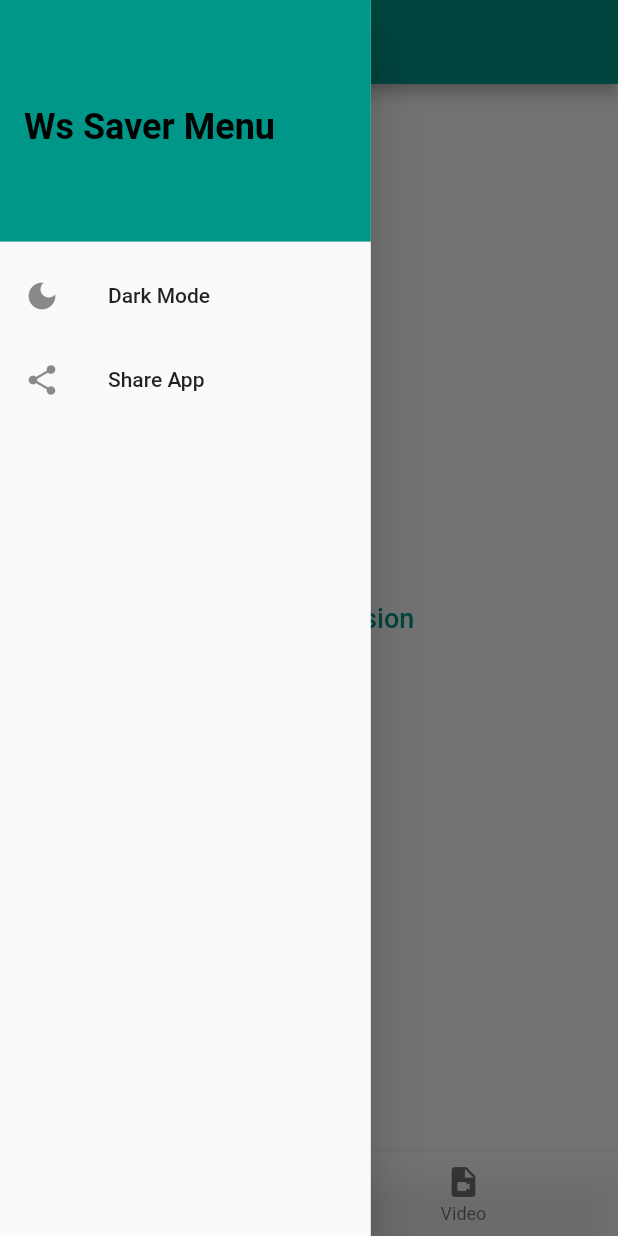
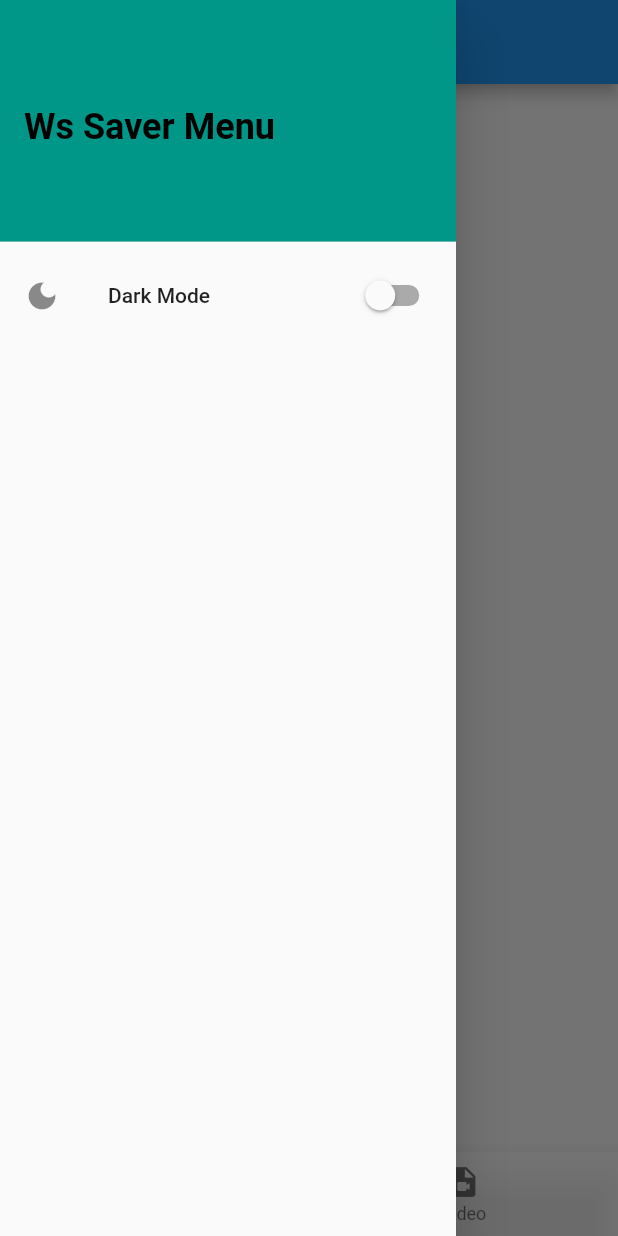
Before and after one commit to shyam200/WhatsApp-Stattus-Saver-App, a Flutter app: the screen it shows after launch, in the side drawer, after a tap on "Dark Mode", on a phone screen of 412 x 824 dp. Run offline on Flutter 3.47's test engine with Material 2 defaults, Android fonts, the light colour scheme and no system bars; our stand-ins replace chewie, device_info_plus, equatable, flutter_bloc, gallery_saver, get_it and 4 more; missing offline and left inert: saf, video_thumbnail.

Commit message:
added-share-and-dark-theme-feature

```diff
--- a/whats_app_status_saver/lib/business_layer/main_page_bloc/main_page_bloc.dart
+++ b/whats_app_status_saver/lib/business_layer/main_page_bloc/main_page_bloc.dart
@@ -16,9 +16,10 @@ class MainPageBloc extends Bloc<MainPageEvent, MainPageState> {
   MainPageBloc(
       {required this.accessPermissionsWrapper, required this.sharedPreferences})
       : super(MainPageInitialState()) {
-    on<GetStatusGalleryPermissionEvent>(_checkPermissionStatus);
+    on<CheckGalleryPermissionStatusEvent>(_checkPermissionStatus);
     on<GetGalleryPermissionEvent>(_getFileAccessPermission);
     on<GetWhatsAppStatusesEvent>(_getWhatsAppStatuses);
+    on<ToggleDarkThemeModeEvent>(_switchThemeAppMode);
   }
 
 //Method to check the permission status if user has already granted
@@ -71,7 +72,7 @@ class MainPageBloc extends Bloc<MainPageEvent, MainPageState> {
     List<File> imageFileList = [];
     List<File> videosFileList = [];
     var cachedFilesPath = await event.dirPath.cache();
-    // await dirPath.sync();
+    await event.dirPath.sync();
 
     if (cachedFilesPath != null) {
       //load images
@@ -98,65 +99,13 @@ class MainPageBloc extends Bloc<MainPageEvent, MainPageState> {
 
     emit(GalleryFilesLoadedState(
         imageFilesList: imageFileList, videoFilesList: videosFileList));
-    // await _getGalleryPermission(event, emit);
-    // //load whatsApp statuses from Application directory
-    // final directoryExt = await getExternalStorageDirectory();
-    // log(directoryExt!.path);
+  }
 
-    // final directory = Directory(
-    //     "/storage/emulated/0/Android/media/com.whatsapp/WhatsApp/Media/.Statuses");
-    // if (directory.existsSync()) {
-    //   final items = directory.listSync();
-    //   log(items.toString());
-    // } else {
-    //   log('whatsApp not exists');
-    // }
-    // whatsAppDirectory.
+  void _switchThemeAppMode(
+      ToggleDarkThemeModeEvent event, Emitter<MainPageState> emit) {
+    emit(MainPageLoadingState());
+    emit(ToggleDarkThemeModeState(event.isDarkMode));
   }
-  // Future _getGalleryPermission(
-  //     MainPageEvent event, Emitter<MainPageState> emit) async {
-  //   // emit(MainPageLoadingState());
-  //   //check if permission is already granted
-  //   final isPermissionAllowed =
-  //       await accessPermissionsWrapper.isGalleryPermissionAllowed();
-  //   if (isPermissionAllowed) {
-  //     // emit(GalleryPermissionGrantedState());
-  //     return true;
-  //   }
-
-  //   // PermissionStatus galleryPermissionStatus =
-  //   //     await accessPermissionsWrapper.checkAndRequestPermission();
-
-  //   if (galleryPermissionStatus.isDenied) {
-  //     return false; // emit(GalleryPermissionTemporarilyDeniedState());
-  //   } else if (galleryPermissionStatus.isPermanentlyDenied ||
-  //       galleryPermissionStatus.isRestricted) {
-  //     return false; // emit(GalleryPermissionPermanentlyDeniedState());
-  //   } else if (galleryPermissionStatus.isGranted ||
-  //       galleryPermissionStatus.isLimited) {
-  //     return true; // emit(GalleryPermissionGrantedState());
-  //   }
-  //   // log('permission status:----$permissionStatus');
-  // }
-
-//   void _getFilesItemsOnOlderAndroid(event, emit) async {
-//     List<File> filesList = [];
-// //HANDLE CASE FOR ANDROID <= 10
-//     await _getGalleryPermission(event, emit);
-//     final directory = Directory(
-//         "/storage/emulated/0/Android/media/com.whatsapp/WhatsApp/Media/.Statuses");
-//     if (directory.existsSync()) {
-//       final items = directory.listSync();
-//       log(items.toString());
-//       for (var element in items) {
-//         filesList.add(File(element.path));
-//       }
-//     } else {
-//       log('whatsApp not exists');
-//     }
-//     log('permanent file list---$_imgFilesList');
-//   }
-
 }
 
 //Request access to /status folder from User
--- a/whats_app_status_saver/lib/business_layer/main_page_bloc/main_page_event.dart
+++ b/whats_app_status_saver/lib/business_layer/main_page_bloc/main_page_event.dart
@@ -11,7 +11,7 @@ class MainPageLoadingEvent extends MainPageEvent {}
 
 class GetGalleryPermissionEvent extends MainPageEvent {}
 
-class GetStatusGalleryPermissionEvent extends MainPageEvent {}
+class CheckGalleryPermissionStatusEvent extends MainPageEvent {}
 
 // class GetStatusDownloadEvent extends MainPageEvent {
 //   final String url;
@@ -36,3 +36,12 @@ class GetWhatsAppStatusesEvent extends MainPageEvent {
   @override
   List<Object?> get props => [dirPath];
 }
+
+class ToggleDarkThemeModeEvent extends MainPageEvent {
+  final bool isDarkMode;
+  // final bool isGranted;
+
+  const ToggleDarkThemeModeEvent(this.isDarkMode);
+  @override
+  List<Object?> get props => [isDarkMode];
+}
--- a/whats_app_status_saver/lib/business_layer/main_page_bloc/main_page_state.dart
+++ b/whats_app_status_saver/lib/business_layer/main_page_bloc/main_page_state.dart
@@ -48,3 +48,12 @@ class GalleryFilesLoadedState extends MainPageState {
 //   @override
 //   List<Object?> get props => [isVideo];
 // }
+
+class ToggleDarkThemeModeState extends MainPageState {
+  final bool isDarkMode;
+  // final bool isGranted;
+
+  const ToggleDarkThemeModeState(this.isDarkMode);
+  @override
+  List<Object?> get props => [isDarkMode];
+}
--- /dev/null
+++ b/whats_app_status_saver/lib/core/share_wrapper/share_wrapper.dart
@@ -0,0 +1,3 @@
+//This is wrapper class for share funtionality
+
+class WsShareWrapper {}
--- a/whats_app_status_saver/lib/injection/injection_container.dart
+++ b/whats_app_status_saver/lib/injection/injection_container.dart
@@ -13,7 +13,7 @@ final di = GetIt.instance;
 
 Future<void> init() async {
   //!Bloc
-  di.registerFactory<MainPageBloc>(() => MainPageBloc(
+  di.registerLazySingleton<MainPageBloc>(() => MainPageBloc(
         accessPermissionsWrapper: di(),
         sharedPreferences: di(),
       ));
--- a/whats_app_status_saver/lib/presentation_layer/image_page/image_page.dart
+++ b/whats_app_status_saver/lib/presentation_layer/image_page/image_page.dart
@@ -54,7 +54,7 @@ class _ImagePageState extends State<ImagePage> {
     return widget.imagesList.isNotEmpty
         ? SafeArea(
             child: Container(
-              color: Colors.blueGrey,
+              // color: Colors.blueGrey,
               padding: const EdgeInsets.symmetric(
                 horizontal: MarginKeys.commonHorzontalAndVerticalPadding,
                 vertical: MarginKeys.commonHorzontalAndVerticalPadding,
--- a/whats_app_status_saver/lib/presentation_layer/main_page/home_page.dart
+++ b/whats_app_status_saver/lib/presentation_layer/main_page/home_page.dart
@@ -1,19 +1,44 @@
 import 'package:flutter/material.dart';
+import 'package:flutter_bloc/flutter_bloc.dart';
+import 'package:whats_app_status_saver/business_layer/main_page_bloc/main_page_bloc.dart';
+import 'package:whats_app_status_saver/business_layer/main_page_bloc/main_page_state.dart';
+import 'package:whats_app_status_saver/injection/injection_container.dart';
 
 import '../splash_page.dart';
 
-class HomePage extends StatelessWidget {
+class HomePage extends StatefulWidget {
   const HomePage({super.key});
 
   @override
+  State<HomePage> createState() => _HomePageState();
+}
+
+class _HomePageState extends State<HomePage> {
+  bool _isDarkModeTheme = false;
+  @override
   Widget build(BuildContext context) {
-    return MaterialApp(
-      title: 'Whats App Status Saver',
-      debugShowCheckedModeBanner: false,
-      theme: ThemeData(
-        primarySwatch: Colors.teal,
-      ),
-      home: const SplashScreen(),
+    return BlocConsumer(
+      bloc: di<MainPageBloc>(),
+      listener: (context, state) {
+        if (state is ToggleDarkThemeModeState) {
+          _isDarkModeTheme = state.isDarkMode;
+        }
+      },
+      builder: (context, state) {
+        return MaterialApp(
+          title: 'Whats App Status Saver',
+          debugShowCheckedModeBanner: false,
+          theme: _isDarkModeTheme
+              ? ThemeData.dark()
+              : ThemeData
+                  .light(), //WSAppTheme.themeData(_isDarkModeTheme, context),
+          // ThemeData(
+
+          //     // primarySwatch: Colors.teal,
+          //     ),
+          home: const SplashScreen(),
+        );
+      },
     );
   }
 }
--- a/whats_app_status_saver/lib/presentation_layer/main_page/main_page.dart
+++ b/whats_app_status_saver/lib/presentation_layer/main_page/main_page.dart
@@ -32,7 +32,7 @@ class _MainpageState extends State<Mainpage> {
     _mainPageBloc = di<MainPageBloc>();
     //Fire initial event on start up to check if permission is given or not if not then ask permission
     // _mainPageBloc.add(GetGalleryPermissionEvent());
-    _mainPageBloc.add(GetStatusGalleryPermissionEvent());
+    _mainPageBloc.add(CheckGalleryPermissionStatusEvent());
   }
 
   int _currentIndex = 0;
@@ -59,10 +59,12 @@ class _MainpageState extends State<Mainpage> {
       builder: (context, state) {
         return Scaffold(
           appBar: AppBar(),
-          drawer: const WSDrawer(),
+          drawer: WSDrawer(
+            bloc: _mainPageBloc,
+          ),
           body: !isGranted
               ? _buildNoPermissionBody()
-              : _getNavigationBaritemBody()[_currentIndex],
+              : _getNavigationBarItemBody()[_currentIndex],
           bottomNavigationBar: BottomNavigationBar(
             backgroundColor: Colors.white70,
             items: _getNavigationBarItems(),
@@ -81,7 +83,7 @@ class _MainpageState extends State<Mainpage> {
     ];
   }
 
-  List<Widget> _getNavigationBaritemBody() {
+  List<Widget> _getNavigationBarItemBody() {
     return [
       ImagePage(
         imagesList: imagesList ?? [],
--- a/whats_app_status_saver/lib/presentation_layer/main_page/widgets/ws_drawer.dart
+++ b/whats_app_status_saver/lib/presentation_layer/main_page/widgets/ws_drawer.dart
@@ -1,24 +1,34 @@
 import 'package:flutter/material.dart';
+import 'package:whats_app_status_saver/business_layer/main_page_bloc/main_page_bloc.dart';
+import 'package:whats_app_status_saver/injection/injection_container.dart';
 
+import '../../../business_layer/main_page_bloc/main_page_event.dart';
 import '../../../resources/text_styles.dart';
 
-class WSDrawer extends StatelessWidget {
+class WSDrawer extends StatefulWidget {
+  final MainPageBloc bloc;
   const WSDrawer({
     Key? key,
+    required this.bloc,
   }) : super(key: key);
 
   @override
+  State<WSDrawer> createState() => _WSDrawerState();
+}
+
+class _WSDrawerState extends State<WSDrawer> {
+  bool _isDarkMode = false;
+  @override
   Widget build(BuildContext context) {
     return Drawer(
-        width: MediaQuery.of(context).size.width * 0.6,
+        // width: MediaQuery.of(context).size.width * 0.6,
         child: ListView(
       padding: EdgeInsets.zero,
       children: [
         _buildDrawerHeader(),
         _buildDrawerItems(
-                title: 'Dark Mode', icon: Icons.dark_mode, onTap: () {}),
-            _buildDrawerItems(
-                title: 'Share App', icon: Icons.share, onTap: () {}),
+            title: 'Dark Mode', icon: Icons.dark_mode, onTap: _onTapDarkMode),
+        // _buildDrawerItems(title: 'Share App', icon: Icons.share, onTap: () {}),
       ],
     ));
   }
@@ -37,7 +47,7 @@ class WSDrawer extends StatelessWidget {
     );
   }
 
-  ListTile _buildDrawerItems({
+  _buildDrawerItems({
     required String title,
     required IconData icon,
     required Function() onTap,
@@ -46,6 +56,27 @@ class WSDrawer extends StatelessWidget {
       leading: Icon(icon),
       title: Text(title),
       onTap: onTap,
+      trailing: SizedBox(
+          width: 50,
+          height: 30,
+          child: Switch(
+              value: _isDarkMode,
+              onChanged: (_) {
+                _toggleSwitch();
+              })),
     );
   }
+
+  //  return ListTile(
+  _onTapDarkMode() {
+    // Navigator.of(context).pop();
+    _toggleSwitch();
   }
+
+  _toggleSwitch() {
+    setState(() {
+      _isDarkMode = !_isDarkMode;
+    });
+    di<MainPageBloc>().add(ToggleDarkThemeModeEvent(_isDarkMode));
+  }
+}
--- a/whats_app_status_saver/lib/presentation_layer/video_page/video_page.dart
+++ b/whats_app_status_saver/lib/presentation_layer/video_page/video_page.dart
@@ -43,7 +43,7 @@ class _VideopageState extends State<Videopage> {
       builder: (context, state) {
         return Scaffold(
             body: Container(
-          color: Colors.blueGrey,
+          // color: Colors.blueGrey,
           padding: const EdgeInsets.symmetric(
             horizontal: MarginKeys.commonHorzontalAndVerticalPadding,
             vertical: MarginKeys.commonHorzontalAndVerticalPadding,
```
Also changed, not shown: whats_app_status_saver/lib/core/access_permissions/access_permissions_wrapper.dart (+8 -4 lines), whats_app_status_saver/lib/core/app_theme/app_theme.dart (added, +40 -0 lines), 1 other file. Lines whose indentation alone changed are shown as unchanged.
